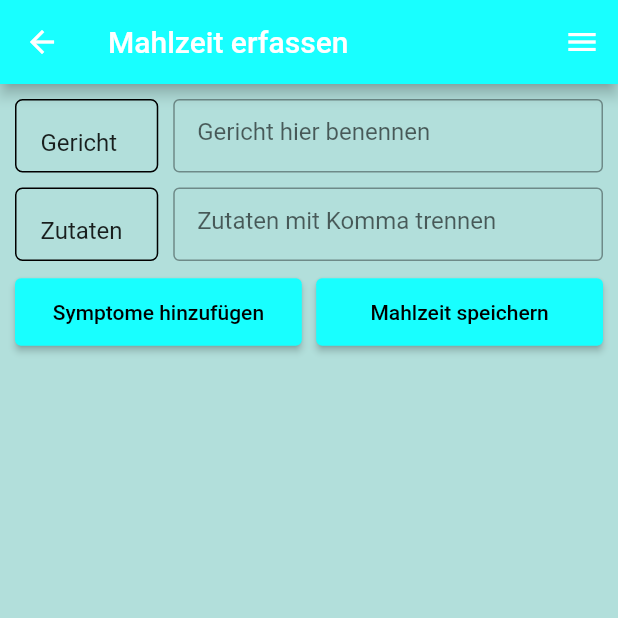
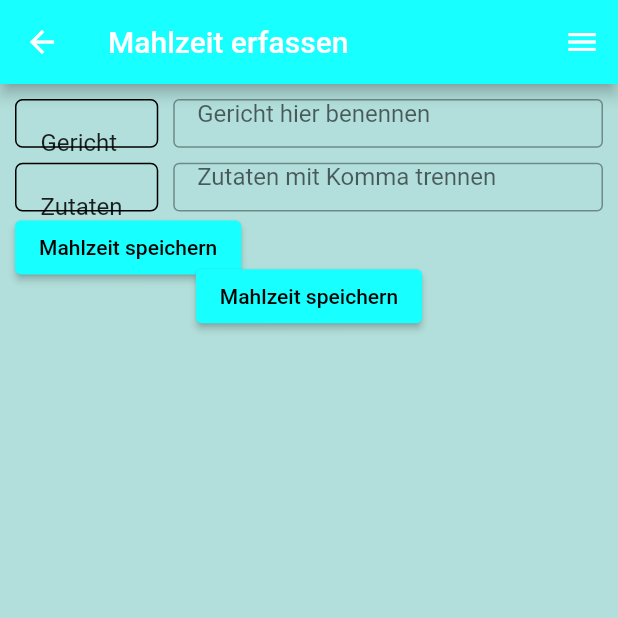
Before and after one commit to Thoughtness/Inner-Peace, a Flutter app: the screen it shows after launch, in the side drawer, after a tap on "Mahlzeit erfassen", on a phone screen of 412 x 824 dp, the top half of it. Run offline on Flutter 3.47's test engine with Material 2 defaults, Android fonts, the phone set to English and light mode, and no system bars.

Commit message:
gui bricked

```diff
--- a/lib/guiPresets.dart
+++ b/lib/guiPresets.dart
@@ -1,7 +1,6 @@
 import 'package:flutter/material.dart';
 import 'package:inner_peace/symptomeErfassen.dart';
 import 'package:inner_peace/main.dart';
-
 
 class guiMahlzeitErfassen extends StatelessWidget {
   String titel = "";
@@ -28,8 +27,9 @@ class guiMahlzeitErfassen extends StatelessWidget {
                   flex: 20,
                   child: Container(
                       decoration: myBoxDecoration(),
-                      width: 10000, //gross machen das die Breite genug gross ist damit flex greift
-                      height: 49,
+                      width:
+                          10000, //gross machen das die Breite genug gross ist damit flex greift
+                      height: 100,
                       child: insertTitle(text: titel)),
                 ),
                 const SizedBox(width: 10),
@@ -38,8 +38,7 @@ class guiMahlzeitErfassen extends StatelessWidget {
                   child: Container(
                     height: 49,
                     child: TextField(
-                      decoration:
-                          InputDecoration(
+                      decoration: InputDecoration(
                           border: OutlineInputBorder(),
                           hintText: ' Gericht hier benennen'),
                     ),
@@ -58,7 +57,8 @@ class guiMahlzeitErfassen extends StatelessWidget {
                   flex: 2,
                   child: Container(
                       decoration: myBoxDecoration(),
-                      width: 10000, //gross machen das die Breite genug gross ist damit flex greift
+                      width:
+                          10000, //gross machen das die Breite genug gross ist damit flex greift
                       height: 49,
                       child: insertTitle(text: zutaten)),
                 ),
@@ -78,12 +78,7 @@ class guiMahlzeitErfassen extends StatelessWidget {
               ],
             ),
           ),
-          Row(//dient nur dazu einen Abstand zwischen die Rows zu kriegen
-              children: <Widget>[
-            Container(
-              height: 10,
-            ),
-          ]),
+          const SizedBox(width: 10),
           Flexible(
             child: Row(
               children: <Widget>[
@@ -92,59 +87,39 @@ class guiMahlzeitErfassen extends StatelessWidget {
                   flex: 20,
                   child: Column(
                     children: <Widget>[
-                      ElevatedButton(
-                        style: TextButton.styleFrom(
-                          backgroundColor: Colors.cyanAccent,
-                          minimumSize: Size(200, 45),
-                          primary: Colors.black,
-                          onSurface: Colors.red,
-                        ),
-                        child: Text('Symptome hinzufügen'),
-                        onPressed: () {
-                          Navigator.of(context).push(
+                      buttonBasic(
+                        text: 'Mahlzeit speichern',
+                        onClick: () => Navigator.of(context).push(
                           MaterialPageRoute(
                             //toDo save inputs
                             builder: (context) => symptomeErfassen(),
                           ),
-                          );
-                        },
-                      )
+                        ),
+                      ),
                     ],
                   ),
                 ),
-                Flexible( //dient nur dazu einen Abstand zwischen die Buttons zu kriegen
-                  flex: 1,
-                  child: Container(
+              ],
             ),
           ),
+          const SizedBox(width: 10),
           Flexible(
             flex: 20,
             child: Column(
               children: <Widget>[
-                      ElevatedButton(
-                        style: TextButton.styleFrom(
-                          backgroundColor: Colors.cyanAccent,
-                          minimumSize: Size(200, 45),
-                          primary: Colors.black,
-                          onSurface: Colors.red,
-                        ),
-                        child: Text('Mahlzeit speichern'),
-                        onPressed: () {
-                          Navigator.of(context).push(
+                buttonBasic(
+                  text: 'Mahlzeit speichern',
+                  onClick: () => Navigator.of(context).push(
                     MaterialPageRoute(
                       //toDo change to Hauptmenü and save inputs
                       builder: (context) => symptomeErfassen(),
                     ),
-                          );
-                        },
-                      )
+                  ),
+                ),
               ],
             ),
           ),
           const SizedBox(width: 10),
-              ],
-            ),
-          ),
         ],
       ),
     );
@@ -159,23 +134,25 @@ class guiMahlzeitErfassen extends StatelessWidget {
   }
 
   Widget buttonBasic({
-    required VoidCallback onPressed,
+    required VoidCallback onClick,
     required text,
-  }){
-    return  ElevatedButton(
-        onPressed: onPressed,
-        child: text,
+  }) {
+    return ElevatedButton(
+      onPressed: onClick,
+      child: Text(text),
+      style: TextButton.styleFrom(
+        backgroundColor: Colors.cyanAccent,
+        //minimumSize: Size(200, 45),
+        primary: Colors.black,
+      ),
     );
   }
 }
 
 BoxDecoration myBoxDecoration() {
   return BoxDecoration(
-    border: Border.all(
-        width: 1.0
-    ),
-    borderRadius: BorderRadius.all(
-        Radius.circular(5.0) //
+    border: Border.all(width: 1.0),
+    borderRadius: BorderRadius.all(Radius.circular(5.0) //
         ),
   );
 }
```
Lines whose indentation alone changed are shown as unchanged.
